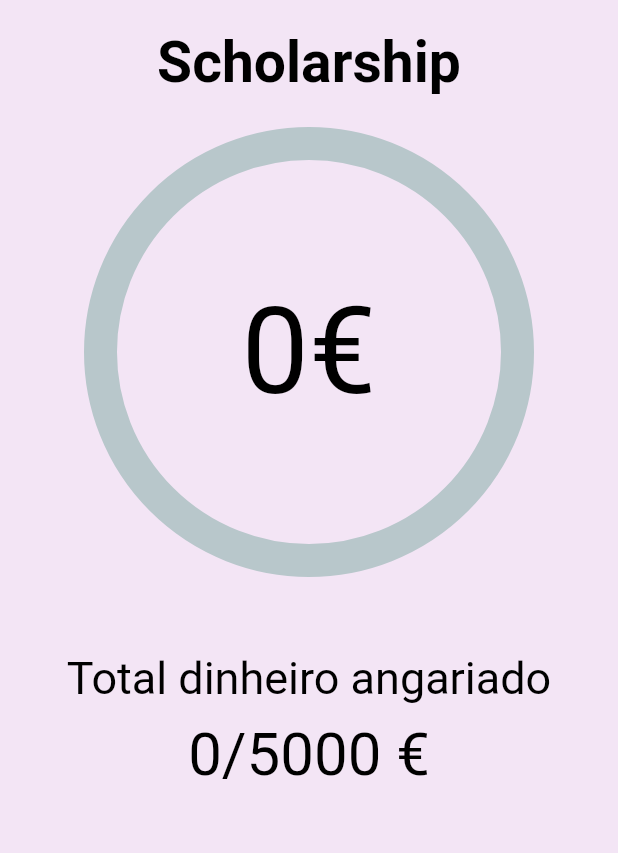
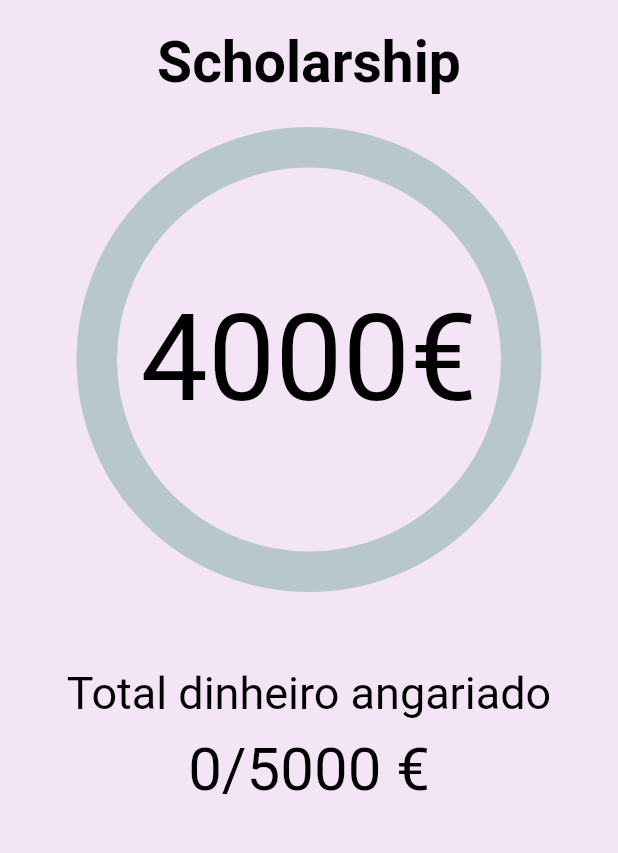
Before and after one commit to JPsobral20/TimeSlice, a Flutter app: the ScholarshipScreen screen opened directly, on a phone screen of 412 x 824 dp, the part 134-987 px from its top. Run offline on Flutter 3.47's test engine with Material 2 defaults, Android fonts, the phone set to English and light mode, and no system bars; drawn by our look-alikes of percent_indicator; our stand-ins replace cloud_firestore, curved_navigation_bar, firebase_auth, firebase_core; accounts and stored records are empty.

Commit message:
SignIn/LogIn and Scholarship

```diff
--- a/src/lib/Screen/Scholarship/ScholarshipScreen.dart
+++ b/src/lib/Screen/Scholarship/ScholarshipScreen.dart
@@ -61,11 +61,11 @@ class ScholarshipScreenState extends State<ScholarshipScreen> {
                         percent: 0,
                         animation: true,
                         animateFromLastPercent: true,
-                        radius: 150.0,
-                        lineWidth: 22.0,
+                        radius: 155.0,
+                        lineWidth: 27.0,
                         progressColor: Colors.blueGrey,
                         center: Text(
-                          "0€",
+                          "4000€",
                           style: TextStyle(
                             color: Colors.black,
                             fontSize: 80.0,
```
